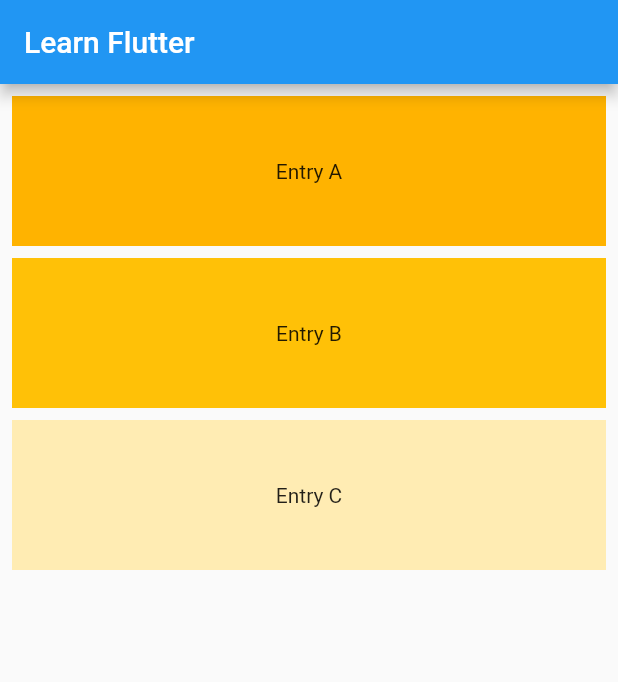
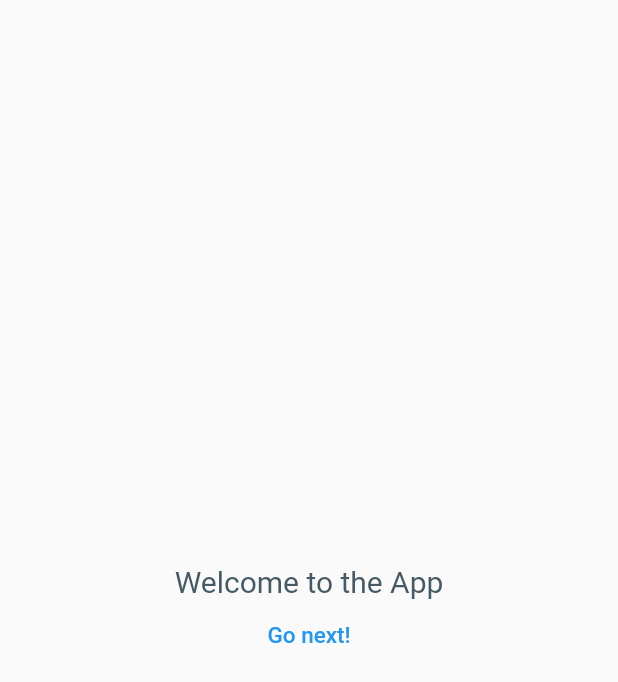
Before and after one commit to syafiqabdillah/learn-flutter, a Flutter app: the screen it shows after launch, on a phone screen of 412 x 824 dp. Shown: the top 682 px of the screen. Run offline on Flutter 3.47's test engine with Material 2 defaults, Android fonts, the phone set to English and light mode, and no system bars.

Commit message:
belajar routing dan push replacement, serta layouting sederhana

```diff
--- a/lib/main.dart
+++ b/lib/main.dart
@@ -1,21 +1,22 @@
 import 'package:flutter/material.dart';
 
-import 'package:test_flutter/screens/home/home.dart';
+import 'package:learn_flutter/screens/splash/splash.dart';
+import 'package:learn_flutter/routes.dart';
 
 void main() {
-  runApp(MyApp());
+  runApp(App());
 }
 
-class MyApp extends StatelessWidget {
+class App extends StatelessWidget {
   // This widget is the root of your application.
   @override
   Widget build(BuildContext context) {
     return MaterialApp(
-      title: 'Flutter Demo',
       theme: ThemeData(
         primaryColor: Colors.blue[500],
       ),
-      home: MyHomePage(),
+      routes: routes,
+      initialRoute: SplashScreen.routeName,
     );
   }
 }
--- /dev/null
+++ b/lib/routes.dart
@@ -0,0 +1,9 @@
+import 'package:flutter/widgets.dart';
+
+import 'package:learn_flutter/screens/home/home.dart';
+import 'package:learn_flutter/screens/splash/splash.dart';
+
+final Map<String, WidgetBuilder> routes = {
+  HomeScreen.routeName: (context) => HomeScreen(),
+  SplashScreen.routeName: (context) => SplashScreen(),
+};
--- a/lib/screens/home/home.dart
+++ b/lib/screens/home/home.dart
@@ -2,14 +2,16 @@ import 'package:flutter/material.dart';
 
 import 'components/list_view.dart';
 
-class MyHomePage extends StatefulWidget {
-  MyHomePage({Key? key}) : super(key: key);
+class HomeScreen extends StatefulWidget {
+  static String routeName = 'home';
+
+  HomeScreen({Key? key}) : super(key: key);
 
   @override
-  _MyHomePageState createState() => _MyHomePageState();
+  _HomeScreenState createState() => _HomeScreenState();
 }
 
-class _MyHomePageState extends State<MyHomePage> {
+class _HomeScreenState extends State<HomeScreen> {
   @override
   Widget build(BuildContext context) {
     return Scaffold(
--- /dev/null
+++ b/lib/screens/splash/splash.dart
@@ -0,0 +1,41 @@
+import 'package:flutter/material.dart';
+import 'package:learn_flutter/screens/home/home.dart';
+
+class SplashScreen extends StatefulWidget {
+  static String routeName = 'splash';
+
+  const SplashScreen({Key? key}) : super(key: key);
+
+  @override
+  _SplashScreenState createState() => _SplashScreenState();
+}
+
+class _SplashScreenState extends State<SplashScreen> {
+  @override
+  Widget build(BuildContext context) {
+    return Scaffold(
+      body: SafeArea(
+          child: Container(
+              child: Center(
+        child: Column(
+          mainAxisAlignment: MainAxisAlignment.center,
+          children: [
+            Text(
+              "Welcome to the App",
+              style: TextStyle(color: Colors.blueGrey[700], fontSize: 20),
+            ),
+            TextButton(
+              child: Text(
+                "Go next!",
+                style: TextStyle(fontSize: 15),
+              ),
+              onPressed: () {
+                Navigator.pushReplacementNamed(context, HomeScreen.routeName);
+              },
+            )
+          ],
+        ),
+      ))),
+    );
+  }
+}
--- a/pubspec.yaml
+++ b/pubspec.yaml
@@ -1,5 +1,5 @@
-name: test_flutter
-description: A new Flutter project.
+name: learn_flutter
+description: A new journey of mastering Flutter
 
 # The following line prevents the package from being accidentally published to
 # pub.dev using `pub publish`. This is preferred for private packages.
```
Also changed, not shown: 1 other file.
